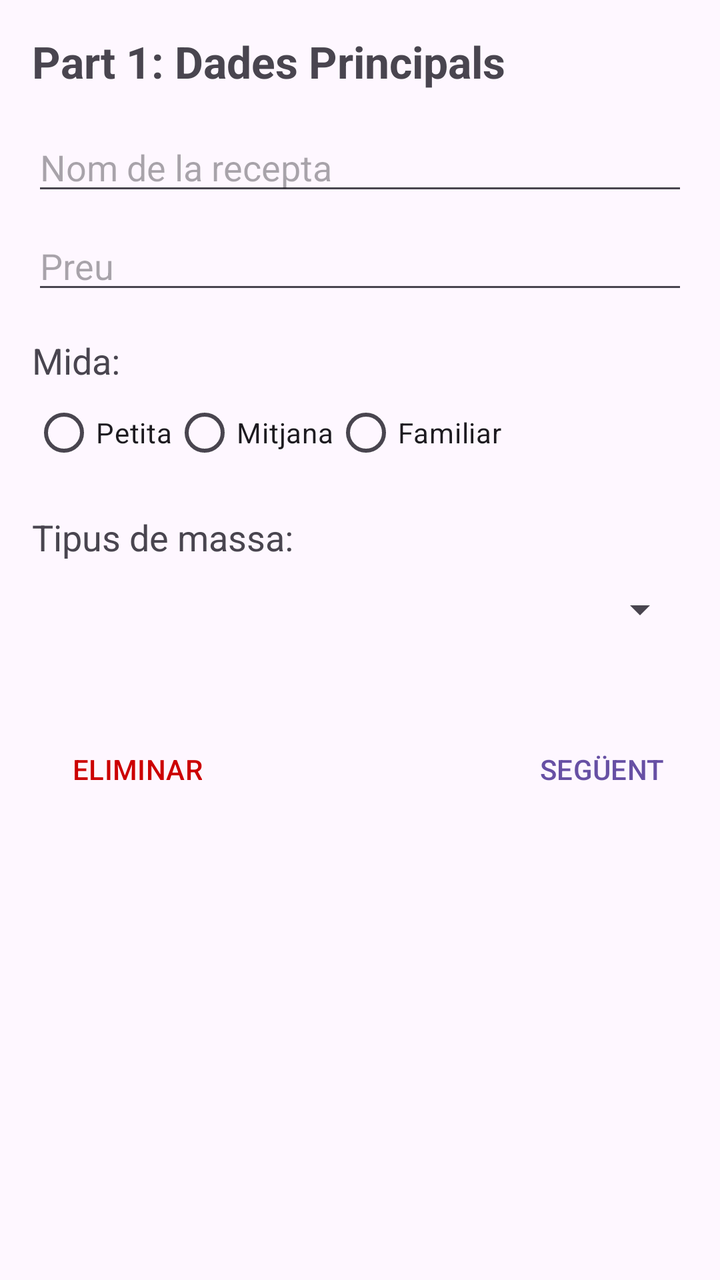
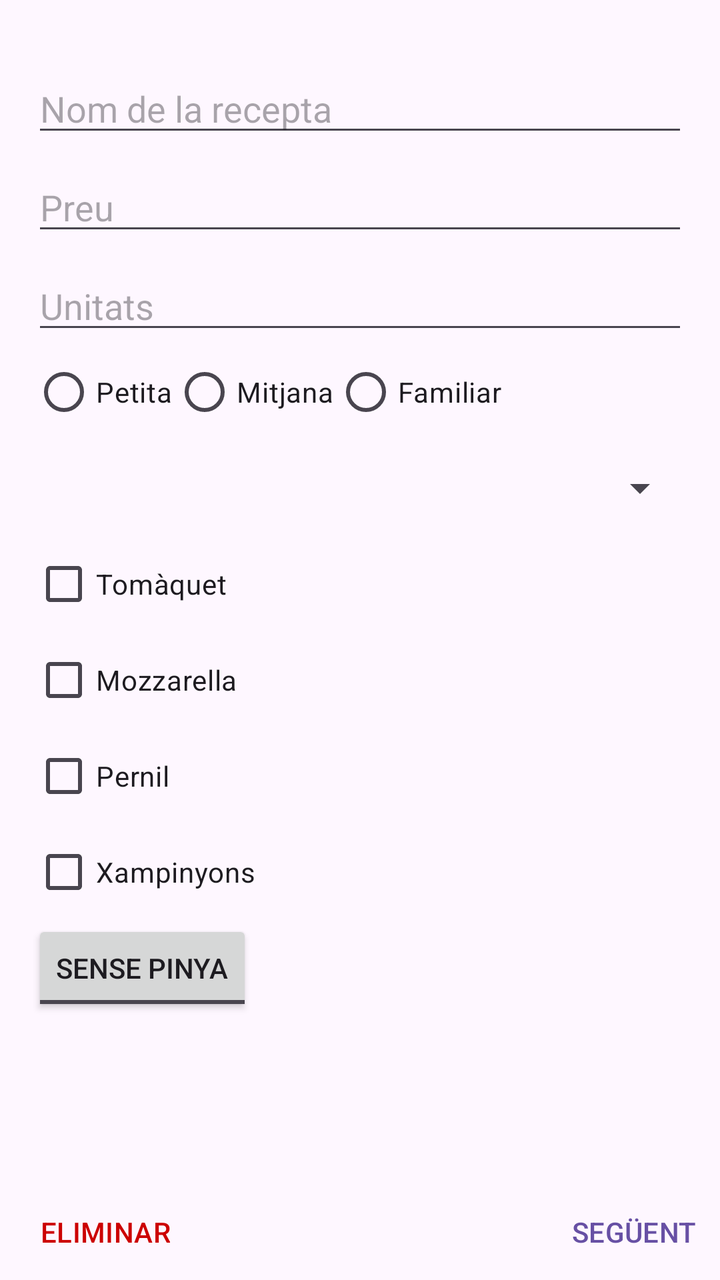

An Android layout rendered at two revisions. The XML below is the earlier revision; the diff shows what the commit changed to produce the second picture.
<!-- AndroidManifest.xml: application theme Theme.Examen1 -->
<!-- res/layout/activity_create_edit_p1.xml -->
<?xml version="1.0" encoding="utf-8"?>
<ScrollView xmlns:android="http://schemas.android.com/apk/res/android"
    xmlns:app="http://schemas.android.com/apk/res-auto"
    xmlns:tools="http://schemas.android.com/tools"
    android:layout_width="match_parent"
    android:layout_height="match_parent"
    android:padding="16dp"
    tools:context=".CreateEditP1Activity">

    <LinearLayout
        android:layout_width="match_parent"
        android:layout_height="wrap_content"
        android:orientation="vertical">

        <TextView
            android:layout_width="wrap_content"
            android:layout_height="wrap_content"
            android:text="Part 1: Dades Principals"
            android:textSize="22sp"
            android:textStyle="bold" />

        <EditText
            android:id="@+id/editTextNom"
            android:layout_width="match_parent"
            android:layout_height="wrap_content"
            android:layout_marginTop="16dp"
            android:hint="Nom de la recepta"
            android:inputType="textPersonName" />

        <EditText
            android:id="@+id/editTextPreu"
            android:layout_width="match_parent"
            android:layout_height="wrap_content"
            android:layout_marginTop="8dp"
            android:hint="Preu"
            android:inputType="numberDecimal" />

        <TextView
            android:layout_width="wrap_content"
            android:layout_height="wrap_content"
            android:layout_marginTop="16dp"
            android:text="Mida:"
            android:textSize="18sp" />

        <RadioGroup
            android:id="@+id/radioGroupMida"
            android:layout_width="match_parent"
            android:layout_height="wrap_content"
            android:orientation="horizontal">

            <RadioButton
                android:id="@+id/radioMidaPetita"
                android:layout_width="wrap_content"
                android:layout_height="wrap_content"
                android:text="Petita" />
            <RadioButton
                android:id="@+id/radioMidaMitjana"
                android:layout_width="wrap_content"
                android:layout_height="wrap_content"
                android:text="Mitjana" />
            <RadioButton
                android:id="@+id/radioMidaFamiliar"
                android:layout_width="wrap_content"
                android:layout_height="wrap_content"
                android:text="Familiar" />
        </RadioGroup>

        <TextView
            android:layout_width="wrap_content"
            android:layout_height="wrap_content"
            android:layout_marginTop="16dp"
            android:text="Tipus de massa:"
            android:textSize="18sp" />

        <Spinner
            android:id="@+id/spinnerMassa"
            android:layout_width="match_parent"
            android:layout_height="48dp" />

        <LinearLayout
            android:layout_width="match_parent"
            android:layout_height="wrap_content"
            android:orientation="horizontal"
            android:layout_marginTop="32dp">

            <Button
                android:id="@+id/buttonEliminarP1"
                style="?android:attr/buttonBarButtonStyle"
                android:layout_width="wrap_content"
                android:layout_height="wrap_content"
                android:text="ELIMINAR"
                android:textColor="@android:color/holo_red_dark" />

            <View
                android:layout_width="0dp"
                android:layout_height="0dp"
                android:layout_weight="1" />

            <Button
                android:id="@+id/buttonSeguent"
                style="?android:attr/buttonBarButtonStyle"
                android:layout_width="wrap_content"
                android:layout_height="wrap_content"
                android:text="SEGÜENT" />
        </LinearLayout>
    </LinearLayout>
</ScrollView>
<!-- resources referenced by this layout -->
<resources>
  <style name="Theme.Examen1" parent="Base.Theme.Examen1" />
  <style name="Base.Theme.Examen1" parent="Theme.Material3.DayNight.NoActionBar">
          
          
      </style>
</resources>

<!-- the commit's change to res/layout/activity_create_edit_p1.xml (unified diff, before → after) -->
@@ -1,107 +1,84 @@
 <?xml version="1.0" encoding="utf-8"?>
-<ScrollView xmlns:android="http://schemas.android.com/apk/res/android"
+<androidx.constraintlayout.widget.ConstraintLayout xmlns:android="http://schemas.android.com/apk/res/android"
     xmlns:app="http://schemas.android.com/apk/res-auto"
     xmlns:tools="http://schemas.android.com/tools"
+    android:id="@+id/main"
     android:layout_width="match_parent"
     android:layout_height="match_parent"
-    android:padding="16dp"
     tools:context=".CreateEditP1Activity">
 
-    <LinearLayout
+    <ScrollView
         android:layout_width="match_parent"
-        android:layout_height="wrap_content"
-        android:orientation="vertical">
-
-        <TextView
-            android:layout_width="wrap_content"
-            android:layout_height="wrap_content"
-            android:text="Part 1: Dades Principals"
-            android:textSize="22sp"
-            android:textStyle="bold" />
-
-        <EditText
-            android:id="@+id/editTextNom"
-            android:layout_width="match_parent"
-            android:layout_height="wrap_content"
-            android:layout_marginTop="16dp"
-            android:hint="Nom de la recepta"
-            android:inputType="textPersonName" />
-
-        <EditText
-            android:id="@+id/editTextPreu"
-            android:layout_width="match_parent"
-            android:layout_height="wrap_content"
-            android:layout_marginTop="8dp"
-            android:hint="Preu"
-            android:inputType="numberDecimal" />
-
-        <TextView
-            android:layout_width="wrap_content"
-            android:layout_height="wrap_content"
-            android:layout_marginTop="16dp"
-            android:text="Mida:"
-            android:textSize="18sp" />
-
-        <RadioGroup
-            android:id="@+id/radioGroupMida"
-            android:layout_width="match_parent"
-            android:layout_height="wrap_content"
-            android:orientation="horizontal">
-
-            <RadioButton
-                android:id="@+id/radioMidaPetita"
-                android:layout_width="wrap_content"
-                android:layout_height="wrap_content"
-                android:text="Petita" />
-            <RadioButton
-                android:id="@+id/radioMidaMitjana"
-                android:layout_width="wrap_content"
-                android:layout_height="wrap_content"
-                android:text="Mitjana" />
-            <RadioButton
-                android:id="@+id/radioMidaFamiliar"
-                android:layout_width="wrap_content"
-                android:layout_height="wrap_content"
-                android:text="Familiar" />
-        </RadioGroup>
-
-        <TextView
-            android:layout_width="wrap_content"
-            android:layout_height="wrap_content"
-            android:layout_marginTop="16dp"
-            android:text="Tipus de massa:"
-            android:textSize="18sp" />
-
-        <Spinner
-            android:id="@+id/spinnerMassa"
-            android:layout_width="match_parent"
-            android:layout_height="48dp" />
+        android:layout_height="0dp"
+        android:padding="16dp"
+        app:layout_constraintBottom_toTopOf="@+id/buttonsLayout"
+        app:layout_constraintTop_toTopOf="parent">
 
         <LinearLayout
             android:layout_width="match_parent"
             android:layout_height="wrap_content"
-            android:orientation="horizontal"
-            android:layout_marginTop="32dp">
+            android:orientation="vertical">
 
-            <Button
-                android:id="@+id/buttonEliminarP1"
-                style="?android:attr/buttonBarButtonStyle"
+            <TextView android:text="Part 1: Dades Principals" android:textStyle="bold" android:textSize="22sp" />
+
+            <EditText android:id="@+id/editTextNom" android:layout_width="match_parent" android:layout_height="wrap_content" android:layout_marginTop="16dp" android:hint="Nom de la recepta" android:inputType="textPersonName" />
+            <EditText android:id="@+id/editTextPreu" android:layout_width="match_parent" android:layout_height="wrap_content" android:layout_marginTop="8dp" android:hint="Preu" android:inputType="numberDecimal" />
+
+            <EditText android:id="@+id/editTextUnitats" android:layout_width="match_parent" android:layout_height="wrap_content" android:layout_marginTop="8dp" android:hint="Unitats" android:inputType="number" />
+
+            <TextView style="@style/TextViewStyle" android:text="Mida:" />
+            <RadioGroup android:id="@+id/radioGroupMida" android:layout_width="match_parent" android:layout_height="wrap_content" android:orientation="horizontal">
+                <RadioButton android:id="@+id/radioMidaPetita" android:layout_width="wrap_content" android:layout_height="wrap_content" android:text="Petita" />
+                <RadioButton android:id="@+id/radioMidaMitjana" android:layout_width="wrap_content" android:layout_height="wrap_content" android:text="Mitjana" />
+                <RadioButton android:id="@+id/radioMidaFamiliar" android:layout_width="wrap_content" android:layout_height="wrap_content" android:text="Familiar" />
+            </RadioGroup>
+
+            <TextView style="@style/TextViewStyle" android:text="Tipus de massa:" />
+            <Spinner android:id="@+id/spinnerMassa" android:layout_width="match_parent" android:layout_height="48dp" />
+
+            <TextView style="@style/TextViewStyle" android:text="Ingredients:" />
+            <CheckBox android:id="@+id/checkTomaquet" android:layout_width="wrap_content" android:layout_height="wrap_content" android:text="Tomàquet" />
+            <CheckBox android:id="@+id/checkMozzarella" android:layout_width="wrap_content" android:layout_height="wrap_content" android:text="Mozzarella" />
+            <CheckBox android:id="@+id/checkPernil" android:layout_width="wrap_content" android:layout_height="wrap_content" android:text="Pernil" />
+            <CheckBox android:id="@+id/checkXampinyons" android:layout_width="wrap_content" android:layout_height="wrap_content" android:text="Xampinyons" />
+
+            <ToggleButton
+                android:id="@+id/togglePinya"
                 android:layout_width="wrap_content"
                 android:layout_height="wrap_content"
-                android:text="ELIMINAR"
-                android:textColor="@android:color/holo_red_dark" />
+                android:textOff="Sense Pinya"
+                android:textOn="Amb Pinya!" />
 
-            <View
-                android:layout_width="0dp"
-                android:layout_height="0dp"
-                android:layout_weight="1" />
+        </LinearLayout>
+    </ScrollView>
 
-            <Button
-                android:id="@+id/buttonSeguent"
-                style="?android:attr/buttonBarButtonStyle"
-                android:layout_width="wrap_content"
-                android:layout_height="wrap_content"
-                android:text="SEGÜENT" />
-        </LinearLayout>
+    <LinearLayout
+        android:id="@+id/buttonsLayout"
+        android:layout_width="match_parent"
+        android:layout_height="wrap_content"
+        android:orientation="horizontal"
+        style="?android:attr/buttonBarStyle"
+        app:layout_constraintBottom_toBottomOf="parent">
+
+        <Button
+            android:id="@+id/buttonEliminarP1"
+            style="?android:attr/buttonBarButtonStyle"
+            android:layout_width="wrap_content"
+            android:layout_height="wrap_content"
+            android:text="ELIMINAR"
+            android:textColor="@android:color/holo_red_dark" />
+
+        <View
+            android:layout_width="0dp"
+            android:layout_height="0dp"
+            android:layout_weight="1" />
+
+        <Button
+            android:id="@+id/buttonSeguent"
+            style="?android:attr/buttonBarButtonStyle"
+            android:layout_width="wrap_content"
+            android:layout_height="wrap_content"
+            android:text="SEGÜENT" />
     </LinearLayout>
-</ScrollView>
+
+</androidx.constraintlayout.widget.ConstraintLayout>
